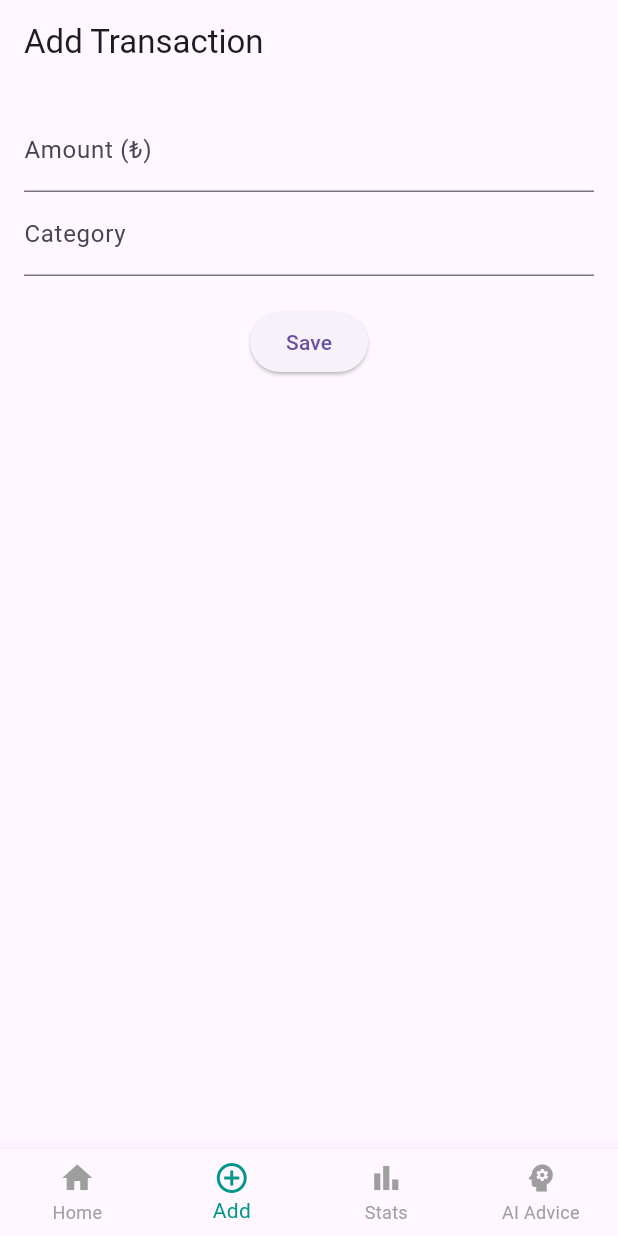
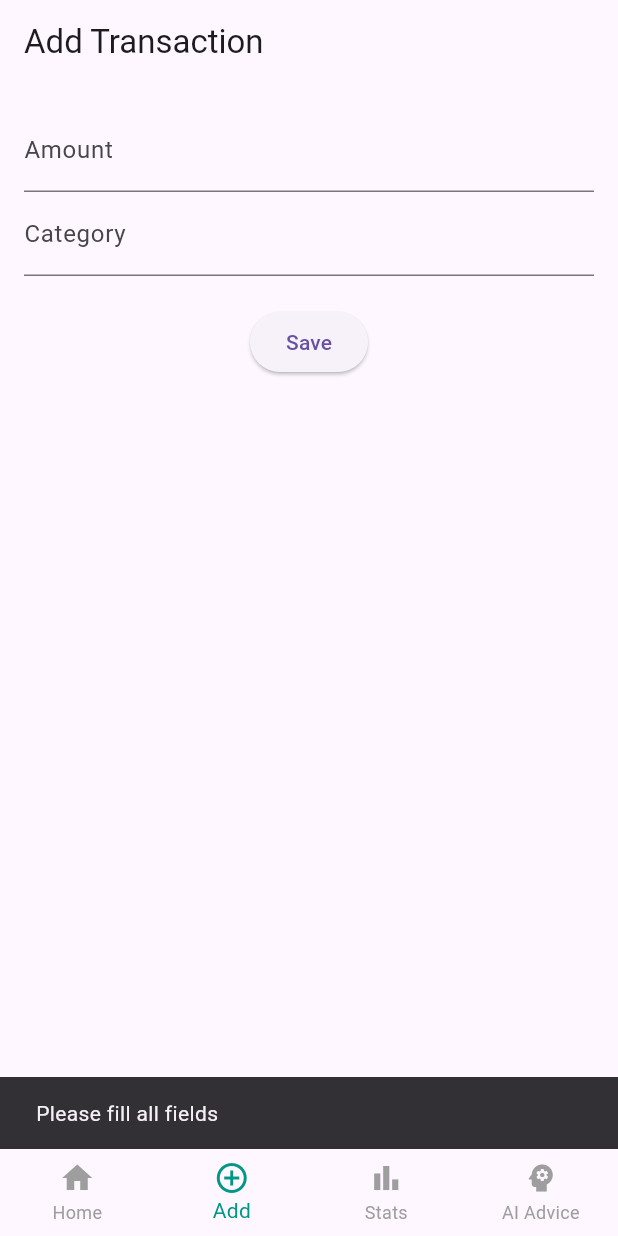
Before and after one commit to krlpsule/finora_, a Flutter app: the screen it shows after launch, item 2 of the bottom bar chosen, after a tap on "Save", on a phone screen of 412 x 824 dp. Run offline on Flutter 3.47's test engine with Material 3 defaults, Android fonts, the phone set to English and light mode, and no system bars.

Commit message:
Flutter skeleton project, not done yet

```diff
--- a/smart_budget/lib/main.dart
+++ b/smart_budget/lib/main.dart
@@ -1,8 +1,4 @@
 import 'package:flutter/material.dart';
-import 'pages/add_transaction_page.dart';
-import 'pages/statistics_page.dart';
-import 'pages/advice_page.dart';
-import 'pages/dashboard_page.dart';
 import 'pages/main_navigation_page.dart';
 
 void main() {
@@ -18,7 +14,7 @@ class SmartBudgetApp extends StatelessWidget {
       debugShowCheckedModeBanner: false,
       title: 'Finora',
       theme: ThemeData(primarySwatch: Colors.teal),
-      home: const MainNavigationPage(), // 👈 değişti
+      home: const MainNavigationPage(),
     );
   }
 }
--- a/smart_budget/lib/pages/add_transaction_page.dart
+++ b/smart_budget/lib/pages/add_transaction_page.dart
@@ -1,4 +1,5 @@
 import 'package:flutter/material.dart';
+import 'transaction.dart';
 
 class AddTransactionPage extends StatefulWidget {
   const AddTransactionPage({super.key});
@@ -11,6 +12,19 @@ class _AddTransactionPageState extends State<AddTransactionPage> {
   final _formKey = GlobalKey<FormState>();
   final TextEditingController _amountController = TextEditingController();
   final TextEditingController _categoryController = TextEditingController();
+  final List<Transaction> _transactions = [];
+  void _addTransaction() {
+    final double? amount = double.tryParse(_amountController.text);
+    final String category = _categoryController.text;
+
+    if (amount != null && category.isNotEmpty) {
+      setState(() {
+        _transactions.add(Transaction(amount: amount, category: category));
+      });
+      _amountController.clear();
+      _categoryController.clear();
+    }
+  }
 
   @override
   Widget build(BuildContext context) {
@@ -24,7 +38,7 @@ class _AddTransactionPageState extends State<AddTransactionPage> {
             children: [
               TextFormField(
                 controller: _amountController,
-                decoration: const InputDecoration(labelText: 'Amount (₺)'),
+                decoration: const InputDecoration(labelText: 'Amount '),
                 keyboardType: TextInputType.number,
               ),
               TextFormField(
@@ -36,13 +50,44 @@ class _AddTransactionPageState extends State<AddTransactionPage> {
                 onPressed: () {
                   if (_amountController.text.isNotEmpty &&
                       _categoryController.text.isNotEmpty) {
+                    _addTransaction();
                     ScaffoldMessenger.of(context).showSnackBar(
                       const SnackBar(content: Text('Transaction added!')),
                     );
-                    Navigator.pop(context);
+                  } else {
+                    ScaffoldMessenger.of(context).showSnackBar(
+                      const SnackBar(content: Text('Please fill all fields')),
+                    );
                   }
                 },
                 child: const Text('Save'),
+              ),
+              const SizedBox(height: 10),
+              Expanded(
+                child: ListView.builder(
+                  itemCount: _transactions.length,
+                  itemBuilder: (context, index) {
+                    final s = _transactions[index];
+                    return Card(
+                      child: Padding(
+                        padding: const EdgeInsets.all(8.0),
+                        child: Column(
+                          crossAxisAlignment: CrossAxisAlignment.start,
+                          children: [
+                            Row(
+                              mainAxisAlignment: MainAxisAlignment.spaceEvenly,
+                              children: [
+                                Text('Amount: ${s.amount}'),
+                                Text('Category: ${s.category}'),
+                              ],
+                            ),
+                            const SizedBox(height: 4),
+                          ],
+                        ),
+                      ),
+                    );
+                  },
+                ),
               ),
             ],
           ),
--- a/smart_budget/lib/pages/dashboard_page.dart
+++ b/smart_budget/lib/pages/dashboard_page.dart
@@ -6,13 +6,13 @@ class DashboardPage extends StatelessWidget {
   @override
   Widget build(BuildContext context) {
     return Scaffold(
-      appBar: AppBar(title: const Text("SmartBudget Dashboard")),
+      appBar: AppBar(title: const Text("Finora Dashboard")),
       body: Center(
         child: Column(
           mainAxisAlignment: MainAxisAlignment.center,
           children: const [
             Text(
-              "Welcome to SmartBudget 💸",
+              "Welcome to Finora",
               style: TextStyle(fontSize: 22, fontWeight: FontWeight.bold),
             ),
             SizedBox(height: 10),
--- /dev/null
+++ b/smart_budget/lib/pages/transaction.dart
@@ -0,0 +1,6 @@
+class Transaction {
+  final double amount;
+  final String category;
+
+  Transaction({required this.amount, required this.category});
+}
```
